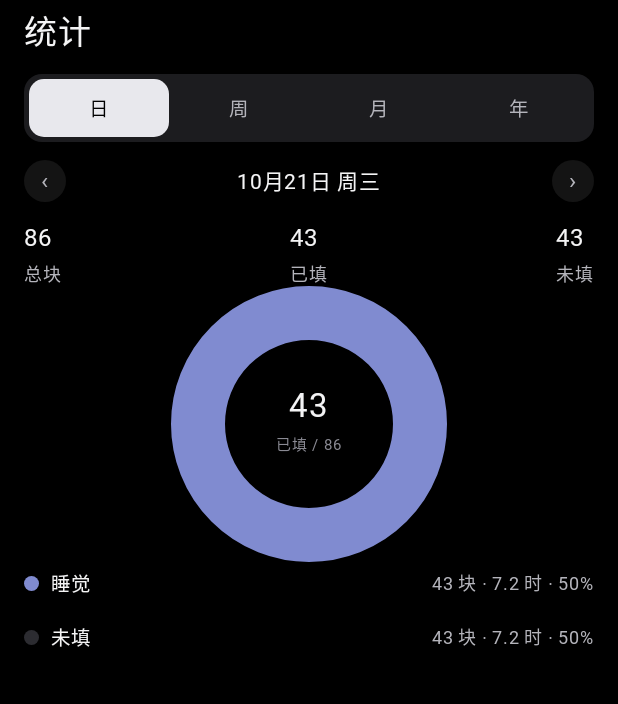
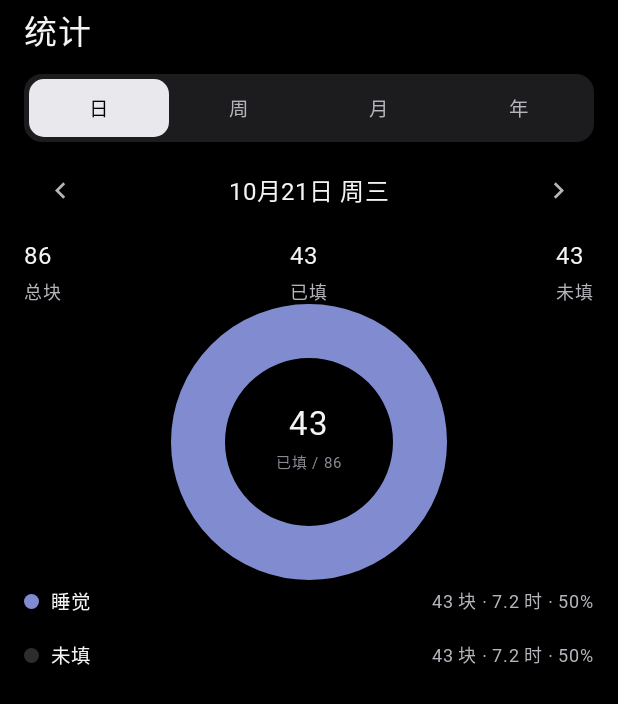
Before and after one commit to hanleiyu/TimeBlock, an Android app built with Jetpack Compose: the @Preview function PreviewStats, on a phone screen of 412 x 824 dp. Shown: the top 704 px of the screen. Run offline under Robolectric (Android 15) with nearby library versions, the phone set to English and light mode, and no system bars; Roboto replaces fonts that are not available here.

Commit message:
Unify period date bars to uncircled chevron navigation.
Reuse one DateNavBar for time-block, stats, checklist, and health month so previous/next controls match the centered label and plain outer chevrons.

Co-authored-by: Miko <augbubbles@foxmail.com>

```diff
--- a/app/src/main/java/com/shijiankuai/app/ui/chrome/PageChrome.kt
+++ b/app/src/main/java/com/shijiankuai/app/ui/chrome/PageChrome.kt
@@ -3,7 +3,6 @@ package com.shijiankuai.app.ui.chrome
 import androidx.compose.foundation.background
 import androidx.compose.foundation.clickable
 import androidx.compose.foundation.interaction.MutableInteractionSource
-import androidx.compose.foundation.layout.Arrangement
 import androidx.compose.foundation.layout.Box
 import androidx.compose.foundation.layout.BoxScope
 import androidx.compose.foundation.layout.Column
@@ -15,8 +14,11 @@ import androidx.compose.foundation.layout.fillMaxWidth
 import androidx.compose.foundation.layout.height
 import androidx.compose.foundation.layout.padding
 import androidx.compose.foundation.layout.size
-import androidx.compose.foundation.shape.CircleShape
 import androidx.compose.foundation.shape.RoundedCornerShape
+import androidx.compose.material.icons.Icons
+import androidx.compose.material.icons.outlined.ChevronLeft
+import androidx.compose.material.icons.outlined.ChevronRight
+import androidx.compose.material3.Icon
 import androidx.compose.material3.MaterialTheme
 import androidx.compose.material3.Text
 import androidx.compose.runtime.Composable
@@ -25,7 +27,9 @@ import androidx.compose.ui.Alignment
 import androidx.compose.ui.Modifier
 import androidx.compose.ui.draw.clip
 import androidx.compose.ui.graphics.Color
+import androidx.compose.ui.semantics.Role
 import androidx.compose.ui.text.font.FontWeight
+import androidx.compose.ui.text.style.TextAlign
 import androidx.compose.ui.unit.dp
 import androidx.compose.ui.unit.sp
 import com.shijiankuai.app.domain.PeriodKind
@@ -148,61 +152,59 @@ fun PeriodScaffold(
 }
 
 @Composable
-fun CircledDateBar(
+fun DateNavBar(
     label: String,
     onPrev: () -> Unit,
     onNext: () -> Unit,
-    onLabelClick: () -> Unit,
     modifier: Modifier = Modifier,
+    onLabelClick: (() -> Unit)? = null,
 ) {
     Row(
         modifier
             .fillMaxWidth()
-            .padding(vertical = 12.dp),
+            .padding(vertical = DateNavSpec.verticalPaddingDp.dp),
         verticalAlignment = Alignment.CenterVertically,
-        horizontalArrangement = Arrangement.SpaceBetween,
     ) {
-        Box(
-            Modifier.size(28.dp).clip(CircleShape).background(Card).clickable(onClick = onPrev),
-            contentAlignment = Alignment.Center,
-        ) { Text("‹", color = Ink2) }
+        DateNavChevron(previous = true, onClick = onPrev)
         Text(
             label,
-            fontSize = 14.sp,
+            fontSize = DateNavSpec.labelSizeSp.sp,
             color = Ink,
-            modifier = Modifier.clickable(onClick = onLabelClick),
+            textAlign = TextAlign.Center,
+            maxLines = 1,
+            modifier = Modifier
+                .weight(1f)
+                .then(
+                    if (onLabelClick != null) {
+                        Modifier.clickable(onClick = onLabelClick)
+                    } else {
+                        Modifier
+                    },
+                )
+                .padding(horizontal = 8.dp),
         )
-        Box(
-            Modifier.size(28.dp).clip(CircleShape).background(Card).clickable(onClick = onNext),
-            contentAlignment = Alignment.Center,
-        ) { Text("›", color = Ink2) }
+        DateNavChevron(previous = false, onClick = onNext)
     }
 }
 
 @Composable
-fun PlainDateBar(
-    label: String,
-    onPrev: () -> Unit,
-    onNext: () -> Unit,
-    onLabelClick: () -> Unit,
-    modifier: Modifier = Modifier,
-) {
-    Row(
-        modifier
-            .fillMaxWidth()
-            .padding(vertical = 12.dp),
-        verticalAlignment = Alignment.CenterVertically,
-        horizontalArrangement = Arrangement.SpaceBetween,
+private fun DateNavChevron(previous: Boolean, onClick: () -> Unit) {
+    Box(
+        Modifier
+            .size(DateNavSpec.minTouchTargetDp.dp)
+            .clickable(role = Role.Button, onClick = onClick),
+        contentAlignment = Alignment.Center,
     ) {
-        Text("‹", fontSize = 22.sp, color = Ink2, modifier = Modifier.clickable(onClick = onPrev))
-        Text(
-            label,
-            fontSize = 15.sp,
-            fontWeight = FontWeight.Bold,
-            color = Ink,
-            modifier = Modifier.clickable(onClick = onLabelClick),
+        Icon(
+            imageVector = if (previous) Icons.Outlined.ChevronLeft else Icons.Outlined.ChevronRight,
+            contentDescription = if (previous) {
+                DateNavSpec.prevContentDescription
+            } else {
+                DateNavSpec.nextContentDescription
+            },
+            tint = Ink2,
+            modifier = Modifier.size(DateNavSpec.chevronSizeDp.dp),
         )
-        Text("›", fontSize = 22.sp, color = Ink2, modifier = Modifier.clickable(onClick = onNext))
     }
 }
 
--- a/app/src/main/java/com/shijiankuai/app/ui/stats/StatsScreen.kt
+++ b/app/src/main/java/com/shijiankuai/app/ui/stats/StatsScreen.kt
@@ -34,7 +34,7 @@ import com.shijiankuai.app.domain.PeriodKind
 import com.shijiankuai.app.domain.PeriodStats
 import com.shijiankuai.app.domain.StatsNav
 import com.shijiankuai.app.ui.DatePick
-import com.shijiankuai.app.ui.chrome.CircledDateBar
+import com.shijiankuai.app.ui.chrome.DateNavBar
 import com.shijiankuai.app.ui.chrome.JumpTodayPill
 import com.shijiankuai.app.ui.chrome.PageTitle
 import com.shijiankuai.app.ui.chrome.SegmentTabs
@@ -81,7 +81,7 @@ fun StatsScreen(
                 label = { it.tabLabel() },
             )
         }
-        CircledDateBar(
+        DateNavBar(
             label = kind.barLabel(stats?.start ?: anchor, stats?.endInclusive ?: anchor),
             onPrev = { onShift(-1) },
             onNext = { onShift(1) },
--- a/app/src/main/java/com/shijiankuai/app/ui/today/TodayScreen.kt
+++ b/app/src/main/java/com/shijiankuai/app/ui/today/TodayScreen.kt
@@ -47,7 +47,7 @@ import androidx.compose.ui.unit.sp
 import com.shijiankuai.app.domain.BlockType
 import com.shijiankuai.app.ui.DatePick
 import com.shijiankuai.app.ui.TodayUi
-import com.shijiankuai.app.ui.chrome.CircledDateBar
+import com.shijiankuai.app.ui.chrome.DateNavBar
 import com.shijiankuai.app.ui.theme.Accent
 import com.shijiankuai.app.ui.theme.Card
 import com.shijiankuai.app.ui.theme.GooseYellow
@@ -104,7 +104,7 @@ fun TodayScreen(
             .fillMaxSize()
             .background(Paper),
     ) {
-        CircledDateBar(
+        DateNavBar(
             label = ui.date.toCn(),
             onPrev = { onShiftDate(-1) },
             onNext = { onShiftDate(1) },
--- a/app/src/main/java/com/shijiankuai/app/ui/todo/TodoScreen.kt
+++ b/app/src/main/java/com/shijiankuai/app/ui/todo/TodoScreen.kt
@@ -62,7 +62,7 @@ import com.shijiankuai.app.domain.TodoRecurrence
 import com.shijiankuai.app.ui.DatePick
 import com.shijiankuai.app.ui.chrome.JumpTodayPill
 import com.shijiankuai.app.ui.chrome.PageTitle
-import com.shijiankuai.app.ui.chrome.PlainDateBar
+import com.shijiankuai.app.ui.chrome.DateNavBar
 import com.shijiankuai.app.ui.chrome.SegmentTabs
 import com.shijiankuai.app.ui.chrome.tabLabel
 import com.shijiankuai.app.ui.theme.Accent
@@ -133,7 +133,7 @@ fun TodoScreen(
                     label = { it.tabLabel() },
                 )
             }
-            PlainDateBar(
+            DateNavBar(
                 label = TodoRange.periodLabel(viewKind, start, end),
                 onPrev = { onShiftDate(-1) },
                 onNext = { onShiftDate(1) },
```
Also changed, not shown: app/src/main/java/com/shijiankuai/app/exercise/ui/month/MonthScreen.kt (+8 -18 lines), app/src/main/java/com/shijiankuai/app/ui/chrome/DateNavSpec.kt (added, +14 -0 lines), 1 other file.
